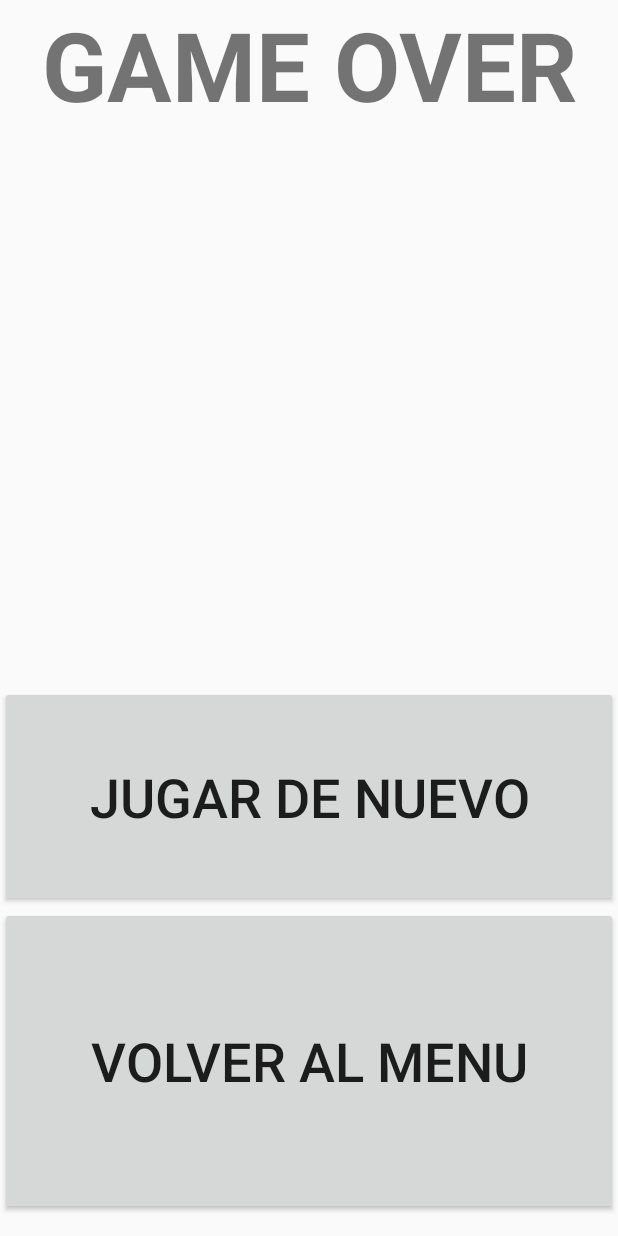
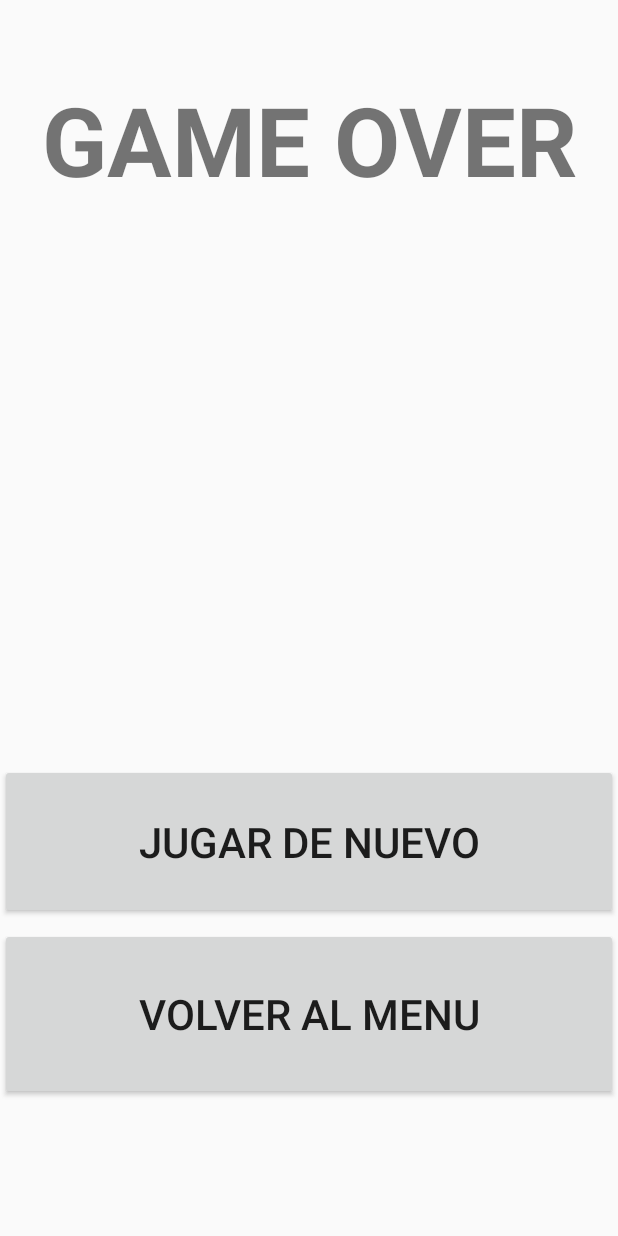
Before and after one commit to pablothatsall/SpaceInvaders, an Android app: the layout gameover.xml on its own in the app's theme, with its tools: preview values and no code run, on a phone screen of 412 x 824 dp. Run offline under Robolectric (Android 15) with nearby library versions, the light colour scheme and no system bars.

```diff
--- a/app/src/main/res/layout/gameover.xml
+++ b/app/src/main/res/layout/gameover.xml
@@ -7,28 +7,36 @@
     <TextView
         android:text="GAME OVER"
         android:layout_width="match_parent"
-        android:layout_height="0dp"
+        android:layout_height="wrap_content"
         android:id="@+id/textView4"
-        android:layout_weight="0.67"
         android:fontFamily="sans-serif"
         android:textSize="64sp"
         android:textAlignment="center"
-        android:textStyle="normal|bold" />
+        android:textStyle="normal|bold"
+        android:layout_marginTop="50dp"
+        android:layout_gravity="center"
+        android:layout_weight="0.66" />
 
     <Button
         android:text="JUGAR DE NUEVO"
         android:layout_width="match_parent"
-        android:layout_height="72dp"
+        android:layout_height="wrap_content"
         android:id="@+id/button3"
-        android:textSize="36sp"
-        android:layout_weight="0.11" />
+        android:textSize="28sp"
+        android:layout_weight="0.08" />
+
+    <TextView
+
+        android:layout_width="match_parent"
+        android:layout_height="6dp"
+        android:id="@+id/textView7" />
 
     <Button
         android:text="VOLVER AL MENU"
         android:layout_width="match_parent"
         android:layout_height="wrap_content"
         android:id="@+id/button6"
-        android:textSize="36sp"
-        android:layout_weight="0.20" />
+        android:textSize="28sp"
+        android:layout_weight="0.10" />
 
 </LinearLayout>
```
